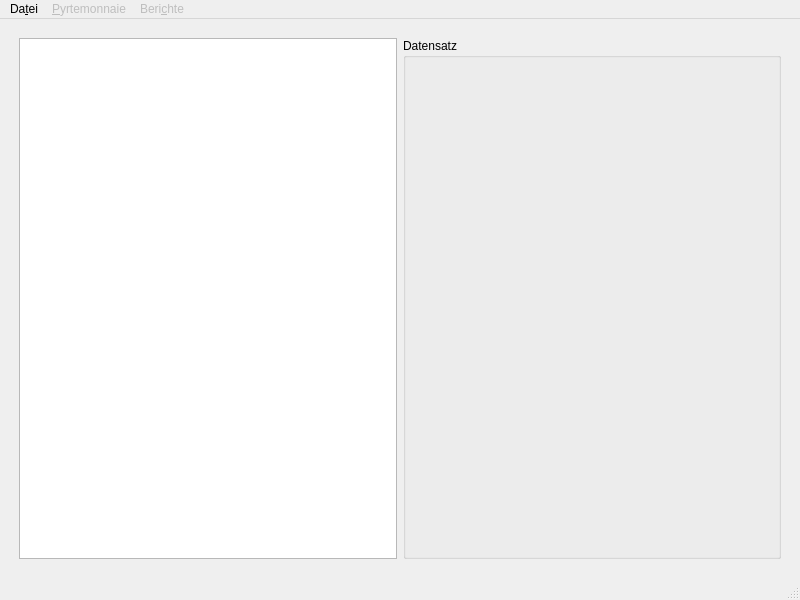
The window that ui/MainWindow.ui (Isotop7/pyrtemonnaie) describes before a commit, drawn with Qt 5.
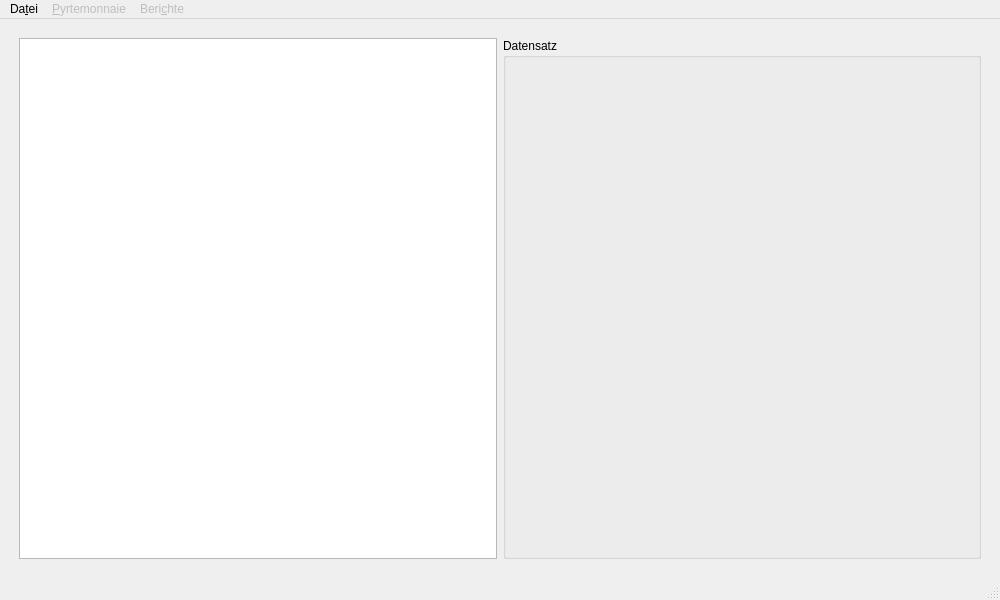
The same window after the commit.

Commit message: add data to tv

What changed in the file:
```diff
--- a/ui/MainWindow.ui
+++ b/ui/MainWindow.ui
@@ -6,7 +6,7 @@
    <rect>
     <x>0</x>
     <y>0</y>
-    <width>800</width>
+    <width>1000</width>
     <height>600</height>
    </rect>
   </property>
@@ -31,6 +31,15 @@
       </property>
       <item>
        <widget class="QTableView" name="tv_dataset">
+        <property name="alternatingRowColors">
+         <bool>true</bool>
+        </property>
+        <property name="selectionMode">
+         <enum>QAbstractItemView::SingleSelection</enum>
+        </property>
+        <property name="selectionBehavior">
+         <enum>QAbstractItemView::SelectRows</enum>
+        </property>
         <property name="gridStyle">
          <enum>Qt::DotLine</enum>
         </property>
@@ -77,7 +86,7 @@
     <rect>
      <x>0</x>
      <y>0</y>
-     <width>800</width>
+     <width>1000</width>
      <height>28</height>
     </rect>
    </property>
```
The commit also changes 2 other files.
